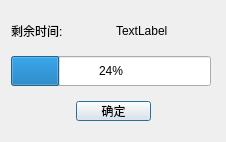
Qt form EasyChat/progressdialog.ui (waynecn/WebSocketServerAndClient) before a commit.
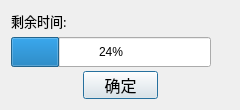
The same form after that commit.

```diff
--- a/EasyChat/progressdialog.ui
+++ b/EasyChat/progressdialog.ui
@@ -6,10 +6,22 @@
    <rect>
     <x>0</x>
     <y>0</y>
-    <width>226</width>
-    <height>142</height>
+    <width>240</width>
+    <height>110</height>
    </rect>
   </property>
+  <property name="minimumSize">
+   <size>
+    <width>240</width>
+    <height>110</height>
+   </size>
+  </property>
+  <property name="maximumSize">
+   <size>
+    <width>240</width>
+    <height>110</height>
+   </size>
+  </property>
   <property name="windowTitle">
    <string>进度</string>
   </property>
@@ -18,6 +30,12 @@
     <layout class="QHBoxLayout" name="horizontalLayout_2">
      <item>
       <widget class="QLabel" name="label_3">
+       <property name="font">
+        <font>
+         <family>宋体</family>
+         <pointsize>10</pointsize>
+        </font>
+       </property>
        <property name="text">
         <string>剩余时间:</string>
        </property>
@@ -25,8 +43,14 @@
      </item>
      <item>
       <widget class="QLabel" name="leftTime">
+       <property name="font">
+        <font>
+         <family>宋体</family>
+         <pointsize>10</pointsize>
+        </font>
+       </property>
        <property name="text">
-        <string>TextLabel</string>
+        <string/>
        </property>
       </widget>
      </item>
@@ -65,9 +89,15 @@
        <property name="maximumSize">
         <size>
          <width>75</width>
-         <height>20</height>
+         <height>30</height>
         </size>
        </property>
+       <property name="font">
+        <font>
+         <family>宋体</family>
+         <pointsize>12</pointsize>
+        </font>
+       </property>
        <property name="text">
         <string>确定</string>
        </property>
```
